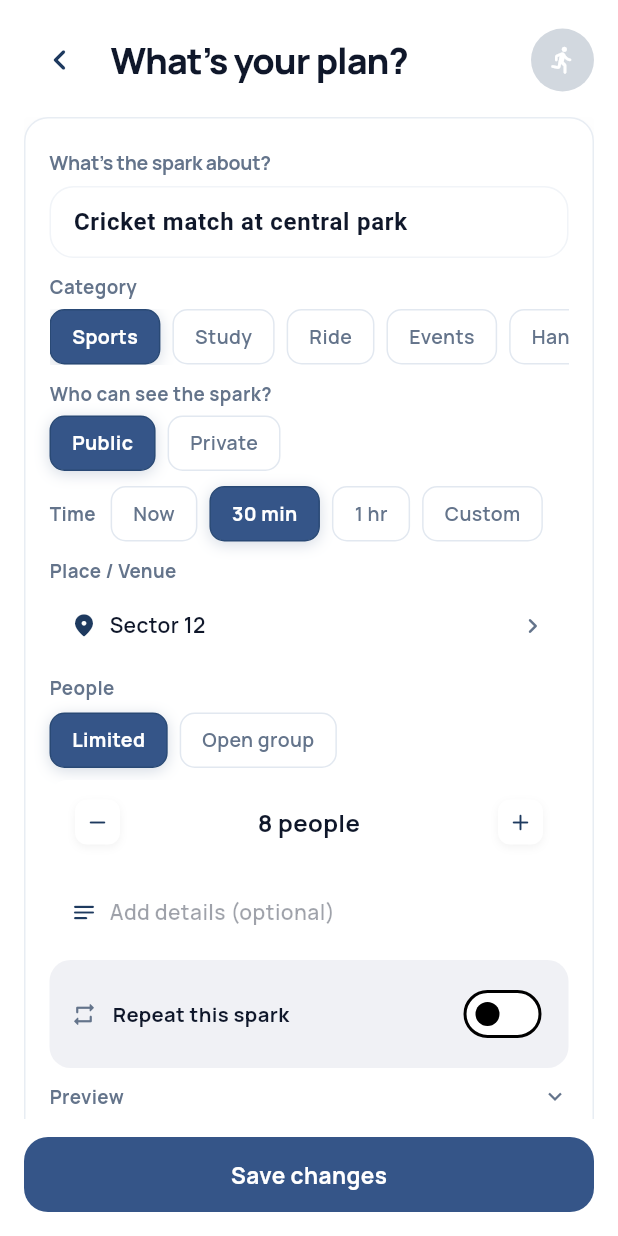
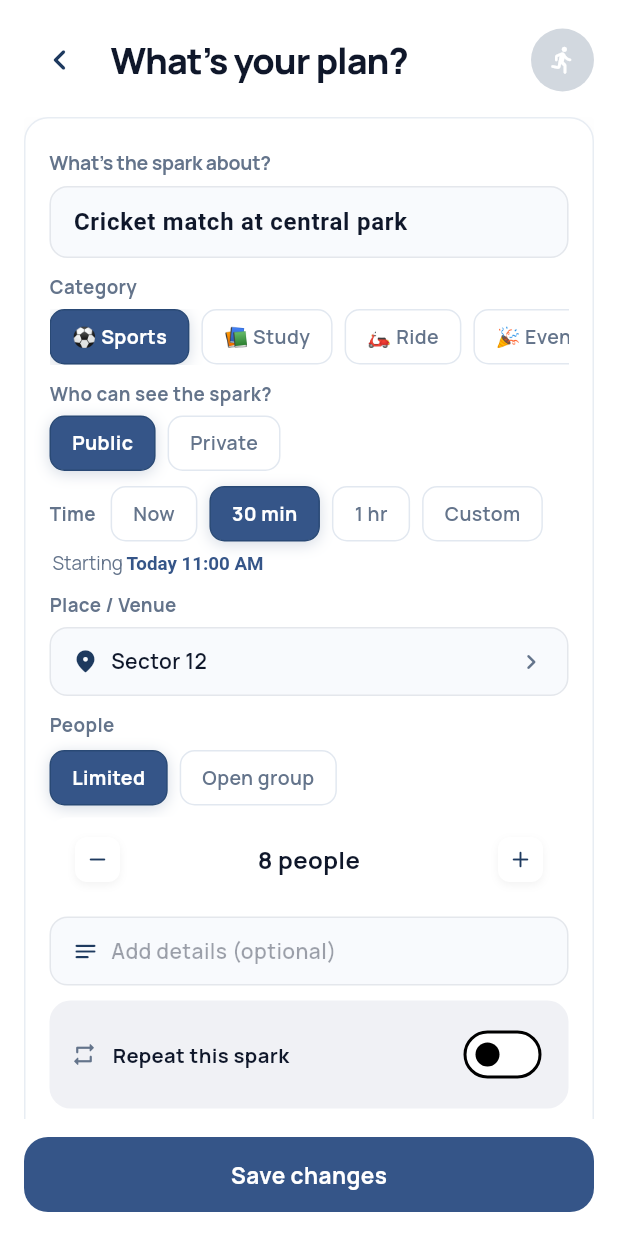
Before and after one commit to srvch/spark, a Flutter app: the CreateSparkScreen screen opened directly with sample values from the repository, on a phone screen of 412 x 824 dp. Run offline on Flutter 3.47's test engine with Material 3 defaults, Android fonts, the phone set to English and light mode, and no system bars; our stand-ins replace app_links, dio, firebase_auth, firebase_core, firebase_messaging, flutter_contacts and 6 more; accounts and stored records are empty; network calls fail.

Commit message:
auto-commit for fd0953e1-076b-42a4-9c60-715ca86dc231

```diff
--- a/spark_flutter/lib/features/spark/presentation/screens/create_spark_screen.dart
+++ b/spark_flutter/lib/features/spark/presentation/screens/create_spark_screen.dart
@@ -193,6 +193,7 @@ class _CreateSparkScreenState extends ConsumerState<CreateSparkScreen> {
                             controller: _manualTitleController,
                             onChanged: (_) => setState(() {}),
                             maxLines: 1,
+                            maxLength: 60,
                             style: const TextStyle(
                               fontSize: 16,
                               fontWeight: FontWeight.w600,
@@ -206,15 +207,31 @@ class _CreateSparkScreenState extends ConsumerState<CreateSparkScreen> {
                                 ),
                                 fontWeight: FontWeight.w500,
                               ),
+                              counterText: '',
                               contentPadding: const EdgeInsets.symmetric(
                                 horizontal: 12,
                                 vertical: 12,
                               ),
                               filled: true,
-                              fillColor: AppColors.background,
+                              fillColor: AppColors.surfaceDim,
                               border: OutlineInputBorder(
                                 borderRadius: BorderRadius.circular(12),
-                                borderSide: BorderSide.none,
+                                borderSide: const BorderSide(
+                                  color: AppColors.cardBorder,
+                                ),
+                              ),
+                              enabledBorder: OutlineInputBorder(
+                                borderRadius: BorderRadius.circular(12),
+                                borderSide: const BorderSide(
+                                  color: AppColors.cardBorder,
+                                ),
+                              ),
+                              focusedBorder: OutlineInputBorder(
+                                borderRadius: BorderRadius.circular(12),
+                                borderSide: const BorderSide(
+                                  color: _kActionBlue,
+                                  width: 1.5,
+                                ),
                               ),
                             ),
                           ),
@@ -226,7 +243,7 @@ class _CreateSparkScreenState extends ConsumerState<CreateSparkScreen> {
                             runSpacing: 8,
                             children:
                                 dynamicSuggestions
-                                    .take(1)
+                                    .take(2)
                                     .map(
                                       (label) => _SuggestionChip(
                                         label: label,
@@ -269,7 +286,8 @@ class _CreateSparkScreenState extends ConsumerState<CreateSparkScreen> {
                                           right: 8,
                                         ),
                                         child: _QuickChoiceChip(
-                                          label: c.label,
+                                          label:
+                                              '${_categoryEmoji(c)} ${c.label}',
                                           selected: c == _manualCategory,
                                           onTap:
                                               () => setState(() {
@@ -488,6 +506,31 @@ class _CreateSparkScreenState extends ConsumerState<CreateSparkScreen> {
                             ),
                           ],
                         ),
+                        // Time confirmation feedback
+                        Padding(
+                          padding: const EdgeInsets.only(top: 6, left: 2),
+                          child: RichText(
+                            text: TextSpan(
+                              style: const TextStyle(
+                                fontSize: 12.5,
+                                color: AppColors.textSecondary,
+                                fontFamily: 'Manrope',
+                              ),
+                              children: [
+                                const TextSpan(text: 'Starting '),
+                                TextSpan(
+                                  text: _previewTimeLabel(
+                                    _manualStartsAt(),
+                                  ),
+                                  style: const TextStyle(
+                                    fontWeight: FontWeight.w700,
+                                    color: _kActionBlue,
+                                  ),
+                                ),
+                              ],
+                            ),
+                          ),
+                        ),
                         const SizedBox(height: 10),
                         const Text(
                           'Place / Venue',
@@ -509,8 +552,9 @@ class _CreateSparkScreenState extends ConsumerState<CreateSparkScreen> {
                               vertical: 12,
                             ),
                             decoration: BoxDecoration(
-                              color: AppColors.background,
+                              color: AppColors.surfaceDim,
                               borderRadius: BorderRadius.circular(12),
+                              border: Border.all(color: AppColors.cardBorder),
                             ),
                             child: Row(
                               mainAxisSize: MainAxisSize.min,
@@ -589,9 +633,9 @@ class _CreateSparkScreenState extends ConsumerState<CreateSparkScreen> {
                               vertical: 12,
                             ),
                             decoration: BoxDecoration(
-                              color: Colors.white,
+                              color: AppColors.surfaceDim,
                               borderRadius: BorderRadius.circular(12),
-                              border: Border.all(color: AppColors.border),
+                              border: Border.all(color: AppColors.cardBorder),
                             ),
                             child: const Text(
                               'Anyone can join',
@@ -637,8 +681,9 @@ class _CreateSparkScreenState extends ConsumerState<CreateSparkScreen> {
                               vertical: 12,
                             ),
                             decoration: BoxDecoration(
-                              color: AppColors.background,
+                              color: AppColors.surfaceDim,
                               borderRadius: BorderRadius.circular(12),
+                              border: Border.all(color: AppColors.cardBorder),
                             ),
                             child: Row(
                               children: [
@@ -817,6 +862,14 @@ class _CreateSparkScreenState extends ConsumerState<CreateSparkScreen> {
 
   static Color _categoryAccentColor(SparkCategory cat) => cat.accentColor;
 
+  static String _categoryEmoji(SparkCategory cat) => switch (cat) {
+    SparkCategory.sports  => '⚽',
+    SparkCategory.study   => '📚',
+    SparkCategory.ride    => '🛵',
+    SparkCategory.events  => '🎉',
+    SparkCategory.hangout => '☕',
+  };
+
   static IconData _categoryIcon(SparkCategory cat) => switch (cat) {
     SparkCategory.sports => Icons.directions_run_rounded,
     SparkCategory.study => Icons.auto_stories_rounded,
@@ -836,15 +889,24 @@ class _CreateSparkScreenState extends ConsumerState<CreateSparkScreen> {
     final hour = DateTime.now().hour;
     final near = selectedLocation;
     if (hour < 11) {
-      return ['Interview prep in 2 hours near $near', 'Chai now near $near'];
+      return [
+        'Morning run near $near',
+        'Chai now near $near',
+        'Interview prep in 2 hrs near $near',
+      ];
     }
     if (hour < 17) {
       return [
+        'Lunch hangout near $near',
+        'Study sprint in 1 hr near $near',
         'Ride to office in 30 min from $near',
-        'Study sprint in 1 hour near $near',
       ];
     }
-    return ['Cricket at 6 near $near', 'Coffee catch-up now near $near'];
+    return [
+      'Cricket at 6 near $near',
+      'Coffee catch-up now near $near',
+      'Evening walk near $near',
+    ];
   }
 
   Future<void> _pickCircles() async {
```
Also changed, not shown: 1 other file.
